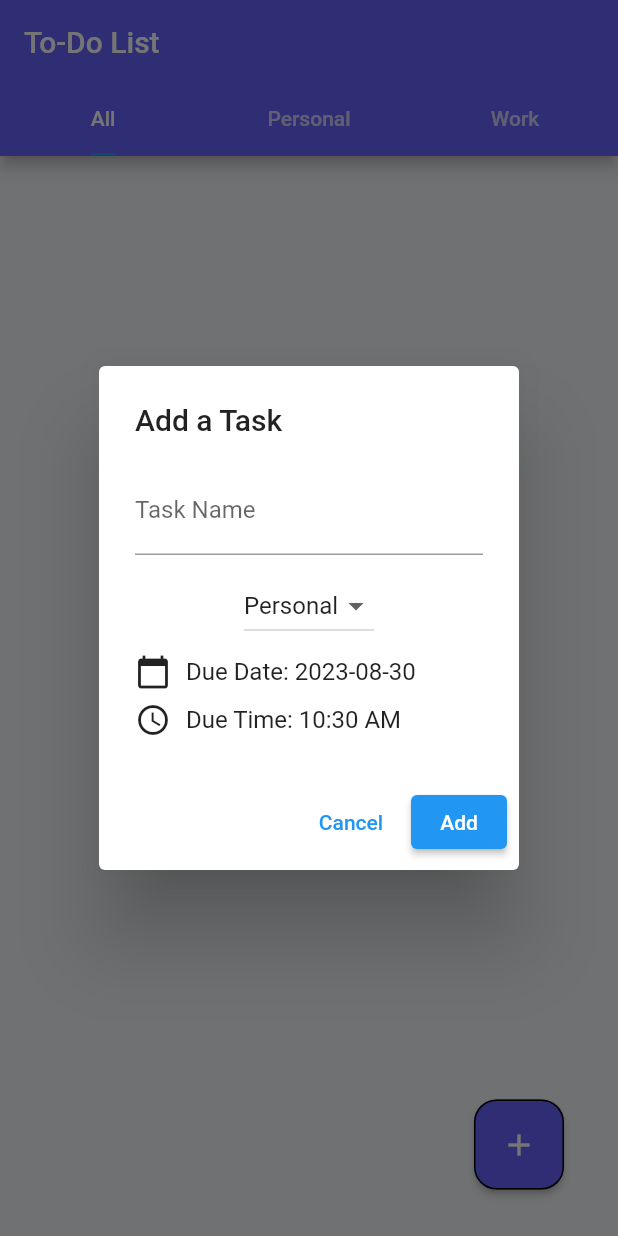
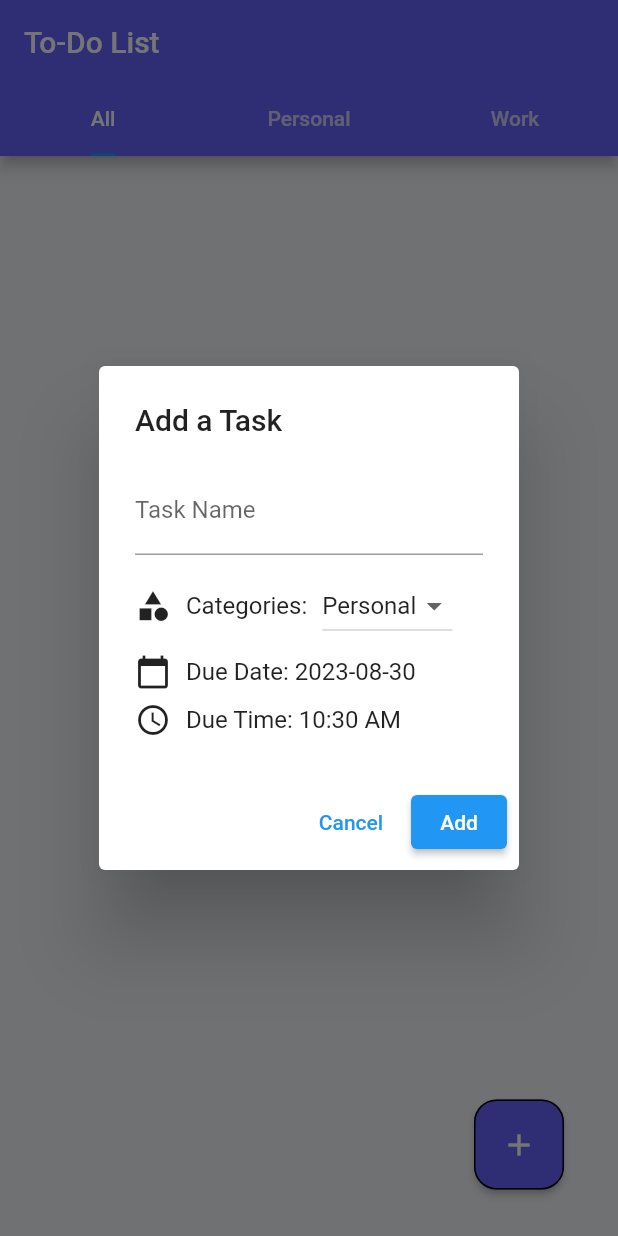
Before and after one commit to Runa02/Schedule-Reminder, a Flutter app: the screen it shows after launch, after a tap on the "add" icon, on a phone screen of 412 x 824 dp. Run offline on Flutter 3.47's test engine with Material 2 defaults, Android fonts, the phone set to English and light mode, and no system bars; our stand-ins replace flutter_local_notifications, shared_preferences, timezone.

Commit message:
Add edit for category

```diff
--- a/lib/todo/addtaskdialog.dart
+++ b/lib/todo/addtaskdialog.dart
@@ -57,7 +57,13 @@ class _AddTaskDialogState extends State<AddTaskDialog> {
             controller: _textController,
             decoration: const InputDecoration(labelText: 'Task Name'),
           ),
-          SizedBox(height: 10),
+          const SizedBox(height: 10),
+          Row(
+            children: [
+              const Icon(Icons.category),
+              const SizedBox(width: 10),
+              const Text("Categories:"),
+              const SizedBox(width: 10),
               DropdownButton<String>(
                 value: _selectedCategory,
                 onChanged: (newValue) {
@@ -72,6 +78,8 @@ class _AddTaskDialogState extends State<AddTaskDialog> {
                     child: Text(category),
                   );
                 }).toList(),
+              ),
+            ],
           ),
           const SizedBox(height: 8),
           InkWell(
--- a/lib/todo/todoscreen.dart
+++ b/lib/todo/todoscreen.dart
@@ -1,4 +1,5 @@
-import 'package:flutter/foundation.dart';
+// ignore_for_file: use_build_context_synchronously
+
 import 'package:flutter/material.dart';
 import 'package:flutter_local_notifications/flutter_local_notifications.dart';
 import 'package:timezone/timezone.dart' as tz;
@@ -137,7 +138,7 @@ class _TodoListScreenState extends State<TodoListScreen> {
       builder: (context) => EditTaskDialog(
           initialTitle: _tasks[index].title,
           initialDueDate: _tasks[index].dueDateTime,
-      ),
+          initialCategory: _tasks[index].category),
     );
     final combinedDateTime = DateTime(
       editedTask["dueDate"].year,
@@ -151,6 +152,7 @@ class _TodoListScreenState extends State<TodoListScreen> {
       setState(() {
         _tasks[index].title = editedTask['title'];
         _tasks[index].dueDateTime = combinedDateTime;
+        _tasks[index].category = editedTask['category'];
       });
 
       _scheduleDueDateNotification(_tasks[index]);
@@ -165,10 +167,10 @@ class _TodoListScreenState extends State<TodoListScreen> {
       length: 3,
       child: Scaffold(
         appBar: AppBar(
-          backgroundColor: Color(0xFF6663FA),
+          backgroundColor: const Color(0xFF6663FA),
           bottom: TabBar(
             indicatorSize: TabBarIndicatorSize.label,
-            tabs: [
+            tabs: const [
               Tab(child: Text('All')),
               Tab(child: Text('Personal')),
               Tab(child: Text('Work')),
@@ -187,7 +189,7 @@ class _TodoListScreenState extends State<TodoListScreen> {
           crossAxisAlignment: CrossAxisAlignment.start,
           children: [
             Container(
-              padding: EdgeInsets.symmetric(
+              padding: const EdgeInsets.symmetric(
                 horizontal: 15,
               ),
               // child: DropdownButton<String>(
@@ -214,11 +216,13 @@ class _TodoListScreenState extends State<TodoListScreen> {
             Expanded(
                 child: Container(
                     padding: const EdgeInsets.only(top: 10),
-              child: ListView.builder(
+                    child: _filteredTask().isNotEmpty
+                        ? ListView.builder(
                             itemCount: _filteredTask().length,
                             itemBuilder: (context, index) {
                               // ignore: unused_local_variable
                               final task = _filteredTask()[index];
+
                               return Container(
                                 width: 200,
                                 height: 90,
@@ -227,13 +231,14 @@ class _TodoListScreenState extends State<TodoListScreen> {
                                       vertical: 3, horizontal: 12),
                                   shape: RoundedRectangleBorder(
                                     borderRadius: BorderRadius.circular(12),
-                        side: BorderSide(
+                                    side: const BorderSide(
                                       color: Colors.black,
                                       width: 1,
                                     ),
                                   ),
                                   elevation: 3,
-                      color: const Color.fromARGB(255, 255, 255, 255),
+                                  color:
+                                      const Color.fromARGB(255, 255, 255, 255),
                                   child: Column(
                                     mainAxisAlignment: MainAxisAlignment.center,
                                     children: [
@@ -246,7 +251,8 @@ class _TodoListScreenState extends State<TodoListScreen> {
                                           ),
                                         ),
                                         subtitle: Column(
-                              crossAxisAlignment: CrossAxisAlignment.start,
+                                          crossAxisAlignment:
+                                              CrossAxisAlignment.start,
                                           children: [
                                             Text(
                                               task.dueDateTime
@@ -269,8 +275,10 @@ class _TodoListScreenState extends State<TodoListScreen> {
                                           children: [
                                             IconButton(
                                               icon: const Icon(Icons.edit,
-                                      size: 20, color: Color(0xFF6663FA)),
-                                  onPressed: () => _toggleTask(index),
+                                                  size: 20,
+                                                  color: Color(0xFF6663FA)),
+                                              onPressed: () =>
+                                                  _toggleTask(index),
                                             ),
                                             IconButton(
                                               icon: const Icon(
@@ -281,25 +289,32 @@ class _TodoListScreenState extends State<TodoListScreen> {
                                               onPressed: () {
                                                 showDialog(
                                                   context: context,
-                                      builder: (context) => AlertDialog(
-                                        title: const Text('Delete Task'),
+                                                  builder: (context) =>
+                                                      AlertDialog(
+                                                    title: const Text(
+                                                        'Delete Task'),
                                                     content: const Text(
                                                         'Are you sure you want to delete this task?'),
                                                     actions: [
                                                       TextButton(
                                                         onPressed: () =>
-                                                Navigator.pop(context),
-                                            child: const Text('Cancel'),
+                                                            Navigator.pop(
+                                                                context),
+                                                        child: const Text(
+                                                            'Cancel'),
                                                       ),
                                                       ElevatedButton(
                                                         onPressed: () {
                                                           setState(() {
-                                                _tasks.removeAt(index);
+                                                            _tasks.removeAt(
+                                                                index);
                                                             _saveTask();
                                                           });
-                                              Navigator.pop(context);
+                                                          Navigator.pop(
+                                                              context);
                                                         },
-                                            child: const Text('Delete'),
+                                                        child: const Text(
+                                                            'Delete'),
                                                       ),
                                                     ],
                                                   ),
@@ -314,8 +329,19 @@ class _TodoListScreenState extends State<TodoListScreen> {
                                 ),
                               );
                             },
+                          )
+                        : const Center(
+                            child: Padding(
+                            padding: EdgeInsets.only(bottom: 420.0),
+                            child: Text(
+                              "Create new tasks with '+'",
+                              style: TextStyle(
+                                fontWeight: FontWeight.w700,
+                                fontSize: 16,
+                                color: Color(0xFF6663FA),
                               ),
-            ))
+                            ),
+                          ))))
           ],
         ),
         floatingActionButton: Container(
@@ -323,7 +349,7 @@ class _TodoListScreenState extends State<TodoListScreen> {
           height: 90,
           width: 100,
           child: Padding(
-            padding: EdgeInsets.symmetric(horizontal: 20, vertical: 15),
+            padding: const EdgeInsets.symmetric(horizontal: 20, vertical: 15),
             child: ElevatedButton(
               onPressed: () async {
                 final result = await showDialog(
@@ -358,14 +384,14 @@ class _TodoListScreenState extends State<TodoListScreen> {
               style: ElevatedButton.styleFrom(
                 shape: RoundedRectangleBorder(
                   borderRadius: BorderRadius.circular(15),
-                  side: BorderSide(
+                  side: const BorderSide(
                     color: Colors.black,
                     width: 1,
                   ),
                 ),
-                primary: Color(0xFF6663FA),
+                backgroundColor: const Color(0xFF6663FA),
               ),
-              child: Row(
+              child: const Row(
                 mainAxisAlignment: MainAxisAlignment.center,
                 children: [Icon(Icons.add_sharp)],
               ),
```
Also changed, not shown: lib/todo/edittaskdialog.dart (+33 -2 lines). Lines whose indentation alone changed are shown as unchanged.
